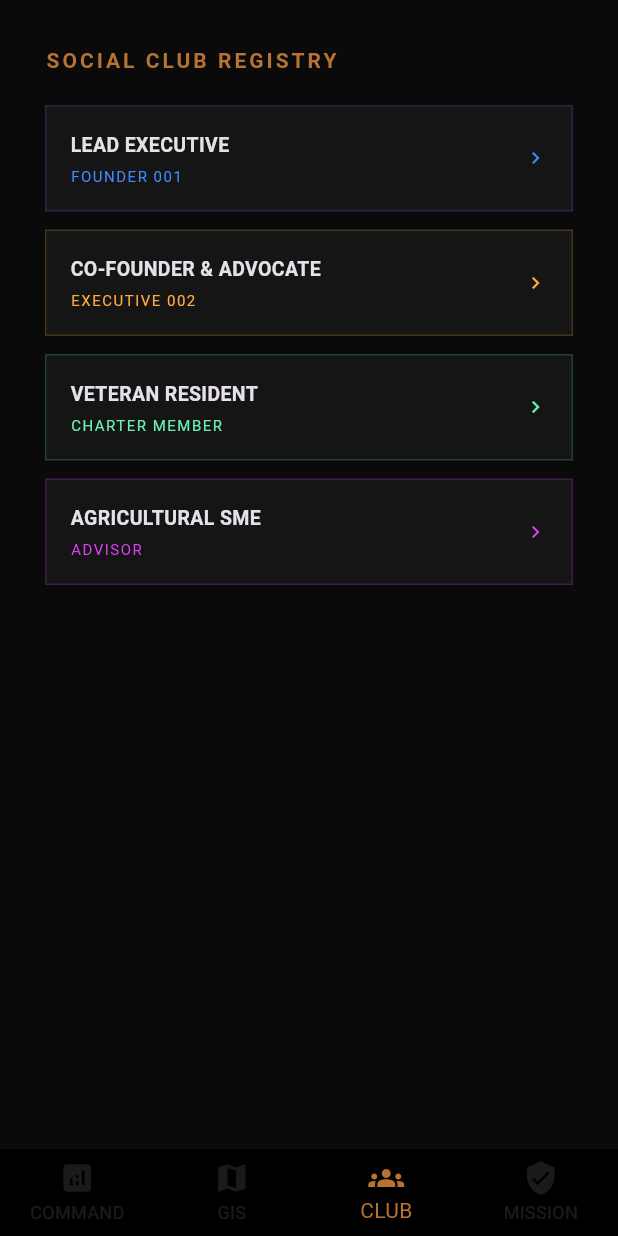
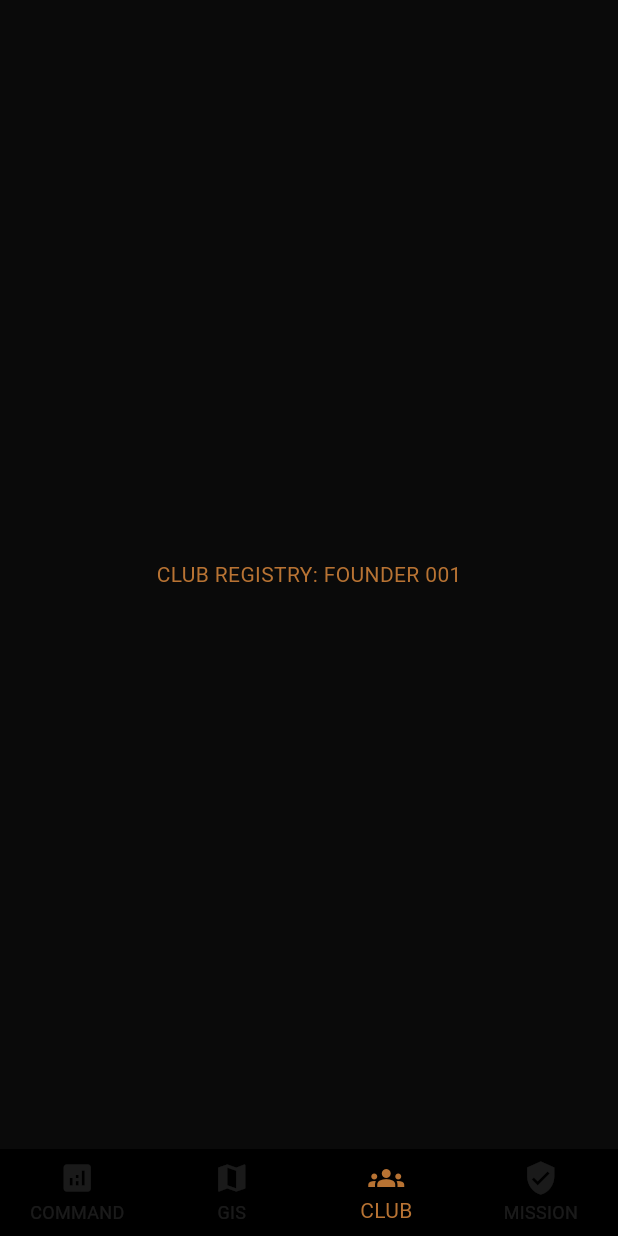
Before and after one commit to mrshumphrey3251-ai/HVF_NEXUS_CORE, a Flutter app: the NexusBase screen opened directly, item 3 of the bottom bar chosen, on a phone screen of 412 x 824 dp. Run offline on Flutter 3.47's test engine with Material 3 defaults, Android fonts, the light colour scheme and no system bars.

Commit message:
Update main.dart

```diff
--- a/lib/main.dart
+++ b/lib/main.dart
@@ -18,9 +18,6 @@ class HVFNexus extends StatelessWidget {
     );
   }
 }
-
-// ... [ExecutiveGate and NexusBase from Build #25 remain the same] ...
-// I will skip to the new SocialClubPortal implementation to save space but ensure it's in your file
 
 class ExecutiveGate extends StatelessWidget {
   const ExecutiveGate({super.key});
@@ -79,8 +76,6 @@ class _NexusBaseState extends State<NexusBase> {
   }
 }
 
-// ... [CommandHUD from Build #25 remains here] ...
-
 class CommandHUD extends StatefulWidget {
   const CommandHUD({super.key});
   @override
@@ -90,6 +85,8 @@ class CommandHUD extends StatefulWidget {
 class _CommandHUDState extends State<CommandHUD> {
   double power = 98.2;
   double water = 24.2;
+  String sysStatus = "NOMINAL";
+  Color statusColor = Colors.greenAccent;
   late Timer _timer;
 
   @override
@@ -98,8 +95,15 @@ class _CommandHUDState extends State<CommandHUD> {
     _timer = Timer.periodic(const Duration(seconds: 3), (timer) {
       if(mounted) {
         setState(() {
-          power = 97.0 + Random().nextDouble() * 3.0;
+          power = 95.0 + Random().nextDouble() * 5.0;
           water = 24.1 + Random().nextDouble() * 0.2;
+          if (power < 96.5) {
+            sysStatus = "CAUTION";
+            statusColor = Colors.orangeAccent;
+          } else {
+            sysStatus = "NOMINAL";
+            statusColor = Colors.greenAccent;
+          }
         });
       }
     });
@@ -118,11 +122,28 @@ class _CommandHUDState extends State<CommandHUD> {
       child: Column(
         crossAxisAlignment: CrossAxisAlignment.start,
         children: [
-          const Center(child: Text("LIVE TELEMETRY", style: TextStyle(color: Color(0xFFB87333), letterSpacing: 4, fontWeight: FontWeight.bold))),
+          Row(
+            mainAxisAlignment: MainAxisAlignment.spaceBetween,
+            children: [
+              const Text("SYSTEM TELEMETRY", style: TextStyle(color: Color(0xFFB87333), letterSpacing: 2, fontWeight: FontWeight.bold)),
+              Text(sysStatus, style: TextStyle(color: statusColor, fontSize: 10, fontWeight: FontWeight.bold, letterSpacing: 1)),
+            ],
+          ),
           const SizedBox(height: 40),
           _statusTile("HELIOGRID", "${power.toStringAsFixed(1)}% OUTPUT", Icons.bolt, Colors.greenAccent),
           _statusTile("BASIN DEPTH", "${water.toStringAsFixed(2)} FT", Icons.water_drop, Colors.blueAccent),
-          _statusTile("ATMOS", "72°F | CLEAR", Icons.cloud, const Color(0xFFB87333)),
+          const Spacer(),
+          SizedBox(
+            width: double.infinity,
+            child: OutlinedButton(
+              style: OutlinedButton.styleFrom(side: BorderSide(color: statusColor.withOpacity(0.5))),
+              onPressed: () {
+                setState(() => power = 100.0);
+                ScaffoldMessenger.of(context).showSnackBar(const SnackBar(content: Text("EXECUTIVE OVERRIDE: SYSTEM CALIBRATED")));
+              },
+              child: const Text("MANUAL SYSTEM RESET", style: TextStyle(fontSize: 10, letterSpacing: 1)),
+            ),
+          ),
         ],
       ),
     );
@@ -138,56 +159,6 @@ class _CommandHUDState extends State<CommandHUD> {
   }
 }
 
-// VIEW 3: NEW SOCIAL CLUB REGISTRY
-class SocialClubPortal extends StatelessWidget {
-  const SocialClubPortal({super.key});
-
-  @override
-  Widget build(BuildContext context) {
-    return Padding(
-      padding: const EdgeInsets.all(30.0),
-      child: Column(
-        crossAxisAlignment: CrossAxisAlignment.start,
-        children: [
-          const Text("SOCIAL CLUB REGISTRY", style: TextStyle(color: Color(0xFFB87333), letterSpacing: 2, fontWeight: FontWeight.bold)),
-          const SizedBox(height: 20),
-          Expanded(
-            child: ListView(
-              children: [
-                _residentTile("LEAD EXECUTIVE", "FOUNDER 001", Colors.blueAccent),
-                _residentTile("CO-FOUNDER & ADVOCATE", "EXECUTIVE 002", Colors.orangeAccent),
-                _residentTile("VETERAN RESIDENT", "CHARTER MEMBER", Colors.greenAccent),
-                _residentTile("AGRICULTURAL SME", "ADVISOR", Colors.purpleAccent),
-              ],
-            ),
-          ),
-        ],
-      ),
-    );
-  }
-
-  Widget _residentTile(String role, String status, Color color) {
-    return Container(
-      margin: const EdgeInsets.only(bottom: 12),
-      padding: const EdgeInsets.all(16),
-      decoration: BoxDecoration(color: const Color(0xFF151515), border: Border.all(color: color.withOpacity(0.2))),
-      child: Row(
-        mainAxisAlignment: MainAxisAlignment.spaceBetween,
-        children: [
-          Column(
-            crossAxisAlignment: CrossAxisAlignment.start,
-            children: [
-              Text(role, style: const TextStyle(fontWeight: FontWeight.bold, fontSize: 13)),
-              const SizedBox(height: 4),
-              Text(status, style: TextStyle(fontSize: 10, color: color, letterSpacing: 1)),
-            ],
-          ),
-          Icon(Icons.chevron_right, color: color, size: 16),
-        ],
-      ),
-    );
-  }
-}
-
-class SiteMapGIS extends StatelessWidget { const SiteMapGIS({super.key}); @override Widget build(BuildContext context) { return const Center(child: Text("34.3323° N | 96.5056° W", style: TextStyle(color: Color(0xFFB87333)))); } }
-class MissionIntel extends StatelessWidget { const MissionIntel({super.key}); @override Widget build(BuildContext context) { return const Center(child: Text("HVF CREED", style: TextStyle(color: Color(0xFFB87333)))); } }
+class SiteMapGIS extends StatelessWidget { const SiteMapGIS({super.key}); @override Widget build(BuildContext context) { return const Center(child: Text("GIS LAYER: 200 UNITS PLOTTED", style: TextStyle(color: Color(0xFFB87333)))); } }
+class SocialClubPortal extends StatelessWidget { const SocialClubPortal({super.key}); @override Widget build(BuildContext context) { return const Center(child: Text("CLUB REGISTRY: FOUNDER 001", style: TextStyle(color: Color(0xFFB87333)))); } }
+class MissionIntel extends StatelessWidget { const MissionIntel({super.key}); @override Widget build(BuildContext context) { return const Center(child: Text("HVF MISSION INTEL", style: TextStyle(color: Color(0xFFB87333)))); } }
```
